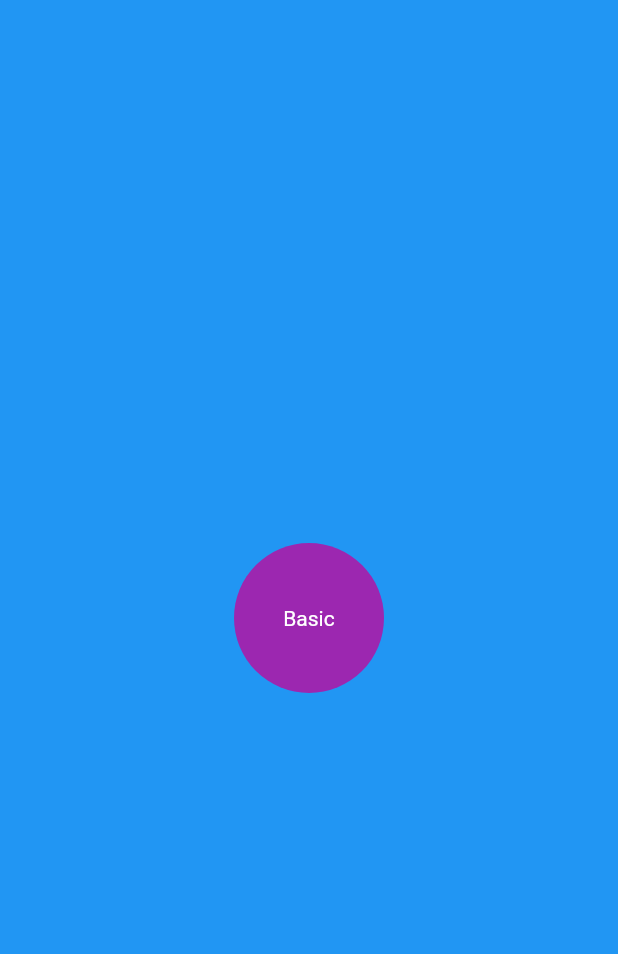
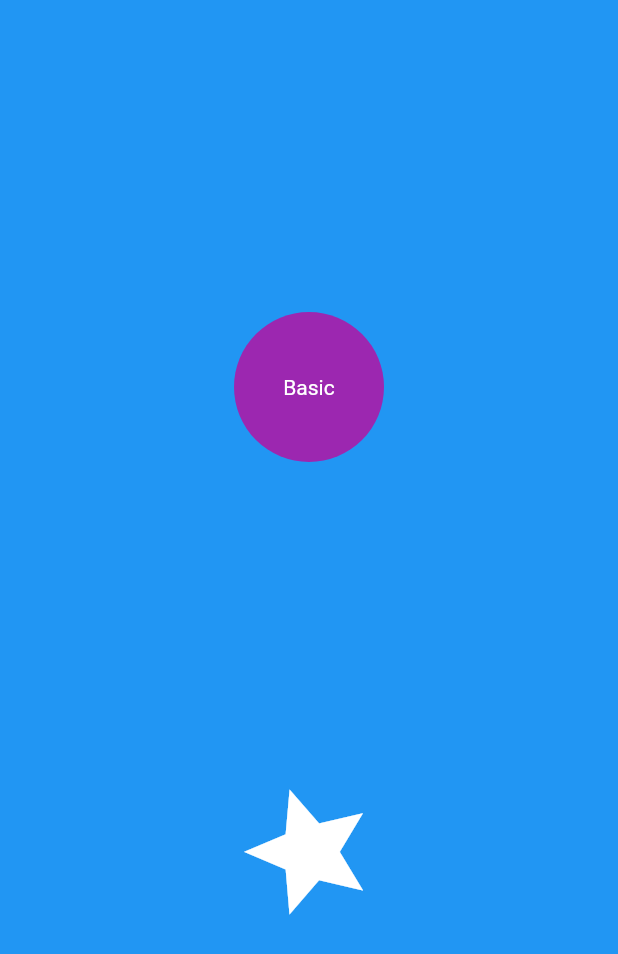
Before and after one commit to aditya1331/animado, a Flutter app: the screen it shows after launch, on a phone screen of 412 x 824 dp. Shown: the top 954 px of the screen. Run offline on Flutter 3.47's test engine with Material 2 defaults, Android fonts, the light colour scheme and no system bars.

Commit message:
Adding a star rotating animation

```diff
--- a/lib/Pages/Home_page.dart
+++ b/lib/Pages/Home_page.dart
@@ -1,4 +1,5 @@
 import 'package:flutter/material.dart';
+import 'dart:math';
 
 class HomePage extends StatefulWidget {
 
@@ -7,9 +8,21 @@
   State<HomePage> createState() => _HomePageState();
 }
 
-class _HomePageState extends State<HomePage> {
+class _HomePageState extends State<HomePage> with SingleTickerProviderStateMixin {
 double _buttonRadius = 100;
 final Tween<double> _backgroundScale = Tween<double>(begin: 0.0,end: 1.0);
+AnimationController ? _starIconAnimationController;
+
+@override
+void initState(){
+  super.initState();
+  _starIconAnimationController = AnimationController(vsync: this,
+      duration: const Duration(seconds: 4));// vsync reduces unecessary used of operations for animation
+  _starIconAnimationController!.repeat();
+
+
+}
+
 
   @override
   Widget build(BuildContext context) {
@@ -19,7 +32,15 @@
           clipBehavior: Clip.none,
           children: [
             _pageBackground(),
-            _CircularANimationButton(),
+            Column(
+              mainAxisAlignment: MainAxisAlignment.spaceEvenly,
+              mainAxisSize: MainAxisSize.max,
+              crossAxisAlignment: CrossAxisAlignment.center,
+              children: [
+                _CircularANimationButton(),
+                _starIcon(),
+              ],
+            )
           ],
         ),
       )
@@ -66,4 +87,19 @@
       ),
     );
   }
+  Widget _starIcon()
+{
+  return AnimatedBuilder(
+    animation: _starIconAnimationController!.view,
+      builder: (_buildcontext, _child){
+      return Transform.rotate(
+        angle: _starIconAnimationController!.value*2*pi,
+      child: _child,
+      );
+
+      },
+      child: const Icon(
+        Icons.star,size: 100,
+        color: Colors.white,));
 }
+}
```
